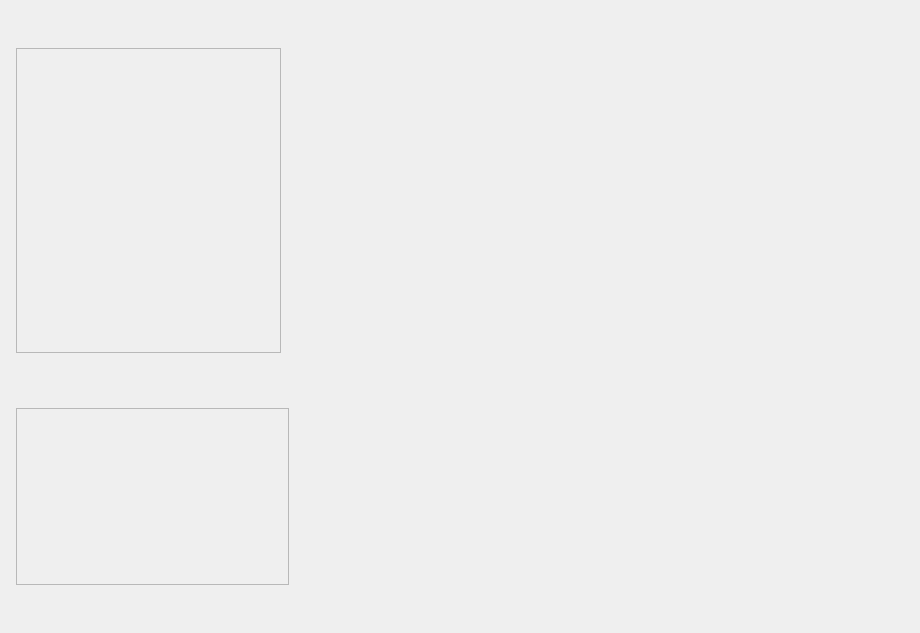
This is Window/Page/bumppage.ui in caosq/ChickenFarm as Qt 5 draws it before an edit. The edited form follows.
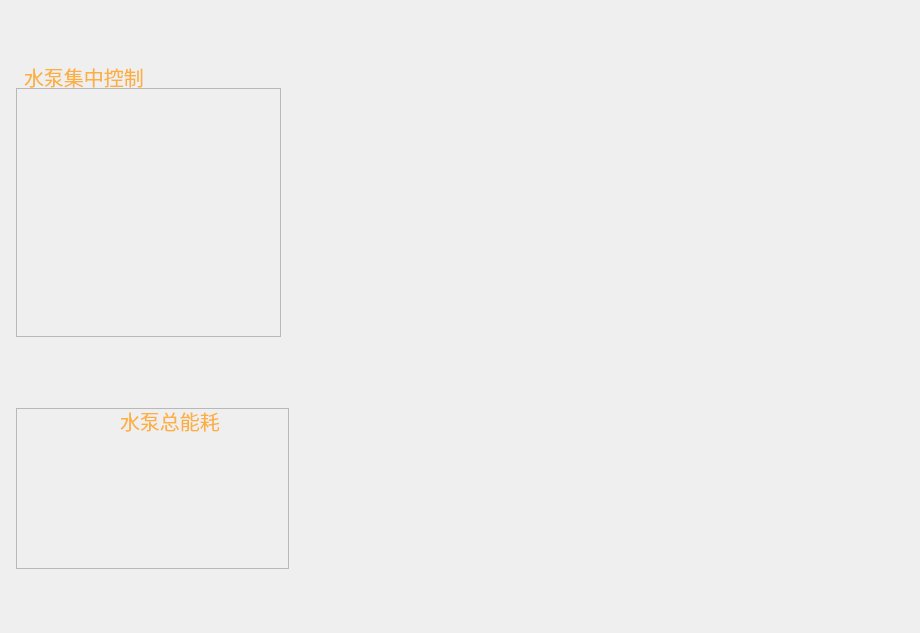
This is the edited form. Icons and pictures are not drawn.

Commit message: 水泵、风机、传感器界面布局

What changed in the file:
```diff
--- a/Window/Page/bumppage.ui
+++ b/Window/Page/bumppage.ui
@@ -17,9 +17,9 @@
    <property name="geometry">
     <rect>
      <x>16</x>
-     <y>48</y>
+     <y>88</y>
      <width>265</width>
-     <height>305</height>
+     <height>249</height>
     </rect>
    </property>
    <property name="styleSheet">
@@ -40,7 +40,7 @@
      <x>16</x>
      <y>408</y>
      <width>273</width>
-     <height>177</height>
+     <height>161</height>
     </rect>
    </property>
    <property name="styleSheet">
@@ -53,18 +53,298 @@
    <property name="frameShadow">
     <enum>QFrame::Raised</enum>
    </property>
+   <widget class="QLabel" name="label_2">
+    <property name="geometry">
+     <rect>
+      <x>104</x>
+      <y>0</y>
+      <width>153</width>
+      <height>25</height>
+     </rect>
+    </property>
+    <property name="palette">
+     <palette>
+      <active>
+       <colorrole role="WindowText">
+        <brush brushstyle="SolidPattern">
+         <color alpha="255">
+          <red>252</red>
+          <green>175</green>
+          <blue>62</blue>
+         </color>
+        </brush>
+       </colorrole>
+       <colorrole role="Button">
+        <brush brushstyle="SolidPattern">
+         <color alpha="0">
+          <red>0</red>
+          <green>0</green>
+          <blue>0</blue>
+         </color>
+        </brush>
+       </colorrole>
+       <colorrole role="Base">
+        <brush brushstyle="SolidPattern">
+         <color alpha="0">
+          <red>0</red>
+          <green>0</green>
+          <blue>0</blue>
+         </color>
+        </brush>
+       </colorrole>
+       <colorrole role="Window">
+        <brush brushstyle="SolidPattern">
+         <color alpha="0">
+          <red>0</red>
+          <green>0</green>
+          <blue>0</blue>
+         </color>
+        </brush>
+       </colorrole>
+      </active>
+      <inactive>
+       <colorrole role="WindowText">
+        <brush brushstyle="SolidPattern">
+         <color alpha="255">
+          <red>252</red>
+          <green>175</green>
+          <blue>62</blue>
+         </color>
+        </brush>
+       </colorrole>
+       <colorrole role="Button">
+        <brush brushstyle="SolidPattern">
+         <color alpha="0">
+          <red>0</red>
+          <green>0</green>
+          <blue>0</blue>
+         </color>
+        </brush>
+       </colorrole>
+       <colorrole role="Base">
+        <brush brushstyle="SolidPattern">
+         <color alpha="0">
+          <red>0</red>
+          <green>0</green>
+          <blue>0</blue>
+         </color>
+        </brush>
+       </colorrole>
+       <colorrole role="Window">
+        <brush brushstyle="SolidPattern">
+         <color alpha="0">
+          <red>0</red>
+          <green>0</green>
+          <blue>0</blue>
+         </color>
+        </brush>
+       </colorrole>
+      </inactive>
+      <disabled>
+       <colorrole role="WindowText">
+        <brush brushstyle="SolidPattern">
+         <color alpha="255">
+          <red>190</red>
+          <green>190</green>
+          <blue>190</blue>
+         </color>
+        </brush>
+       </colorrole>
+       <colorrole role="Button">
+        <brush brushstyle="SolidPattern">
+         <color alpha="0">
+          <red>0</red>
+          <green>0</green>
+          <blue>0</blue>
+         </color>
+        </brush>
+       </colorrole>
+       <colorrole role="Base">
+        <brush brushstyle="SolidPattern">
+         <color alpha="0">
+          <red>0</red>
+          <green>0</green>
+          <blue>0</blue>
+         </color>
+        </brush>
+       </colorrole>
+       <colorrole role="Window">
+        <brush brushstyle="SolidPattern">
+         <color alpha="0">
+          <red>0</red>
+          <green>0</green>
+          <blue>0</blue>
+         </color>
+        </brush>
+       </colorrole>
+      </disabled>
+     </palette>
+    </property>
+    <property name="font">
+     <font>
+      <pointsize>15</pointsize>
+     </font>
+    </property>
+    <property name="styleSheet">
+     <string notr="true">border-style:none;
+background:transparent;</string>
+    </property>
+    <property name="text">
+     <string>水泵总能耗</string>
+    </property>
+   </widget>
   </widget>
   <widget class="QWidget" name="gridLayoutWidget">
    <property name="geometry">
     <rect>
      <x>296</x>
-     <y>8</y>
+     <y>24</y>
      <width>609</width>
-     <height>593</height>
+     <height>585</height>
     </rect>
    </property>
    <layout class="QGridLayout" name="gridLayout"/>
   </widget>
+  <widget class="QLabel" name="label">
+   <property name="geometry">
+    <rect>
+     <x>24</x>
+     <y>64</y>
+     <width>153</width>
+     <height>25</height>
+    </rect>
+   </property>
+   <property name="palette">
+    <palette>
+     <active>
+      <colorrole role="WindowText">
+       <brush brushstyle="SolidPattern">
+        <color alpha="255">
+         <red>252</red>
+         <green>175</green>
+         <blue>62</blue>
+        </color>
+       </brush>
+      </colorrole>
+      <colorrole role="Button">
+       <brush brushstyle="SolidPattern">
+        <color alpha="0">
+         <red>0</red>
+         <green>0</green>
+         <blue>0</blue>
+        </color>
+       </brush>
+      </colorrole>
+      <colorrole role="Base">
+       <brush brushstyle="SolidPattern">
+        <color alpha="0">
+         <red>0</red>
+         <green>0</green>
+         <blue>0</blue>
+        </color>
+       </brush>
+      </colorrole>
+      <colorrole role="Window">
+       <brush brushstyle="SolidPattern">
+        <color alpha="0">
+         <red>0</red>
+         <green>0</green>
+         <blue>0</blue>
+        </color>
+       </brush>
+      </colorrole>
+     </active>
+     <inactive>
+      <colorrole role="WindowText">
+       <brush brushstyle="SolidPattern">
+        <color alpha="255">
+         <red>252</red>
+         <green>175</green>
+         <blue>62</blue>
+        </color>
+       </brush>
+      </colorrole>
+      <colorrole role="Button">
+       <brush brushstyle="SolidPattern">
+        <color alpha="0">
+         <red>0</red>
+         <green>0</green>
+         <blue>0</blue>
+        </color>
+       </brush>
+      </colorrole>
+      <colorrole role="Base">
+       <brush brushstyle="SolidPattern">
+        <color alpha="0">
+         <red>0</red>
+         <green>0</green>
+         <blue>0</blue>
+        </color>
+       </brush>
+      </colorrole>
+      <colorrole role="Window">
+       <brush brushstyle="SolidPattern">
+        <color alpha="0">
+         <red>0</red>
+         <green>0</green>
+         <blue>0</blue>
+        </color>
+       </brush>
+      </colorrole>
+     </inactive>
+     <disabled>
+      <colorrole role="WindowText">
+       <brush brushstyle="SolidPattern">
+        <color alpha="255">
+         <red>190</red>
+         <green>190</green>
+         <blue>190</blue>
+        </color>
+       </brush>
+      </colorrole>
+      <colorrole role="Button">
+       <brush brushstyle="SolidPattern">
+        <color alpha="0">
+         <red>0</red>
+         <green>0</green>
+         <blue>0</blue>
+        </color>
+       </brush>
+      </colorrole>
+      <colorrole role="Base">
+       <brush brushstyle="SolidPattern">
+        <color alpha="0">
+         <red>0</red>
+         <green>0</green>
+         <blue>0</blue>
+        </color>
+       </brush>
+      </colorrole>
+      <colorrole role="Window">
+       <brush brushstyle="SolidPattern">
+        <color alpha="0">
+         <red>0</red>
+         <green>0</green>
+         <blue>0</blue>
+        </color>
+       </brush>
+      </colorrole>
+     </disabled>
+    </palette>
+   </property>
+   <property name="font">
+    <font>
+     <pointsize>15</pointsize>
+    </font>
+   </property>
+   <property name="styleSheet">
+    <string notr="true">border-style:none;
+background:transparent;</string>
+   </property>
+   <property name="text">
+    <string>水泵集中控制</string>
+   </property>
+  </widget>
  </widget>
  <resources/>
  <connections/>
```
Left out of the diff: 4 changed lines with no effect on the pictures. The commit also changes 44 other files.
